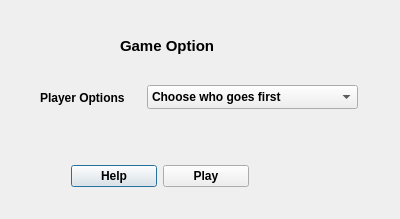
The window that TicTacToe/playergameoptions.ui (Amatarasu/A-Team) describes before a commit, drawn with Qt 5.
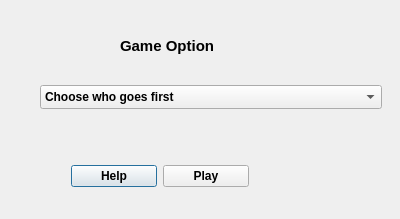
The same window after the commit. Icons and pictures are not drawn.

Diff of the .ui file:
```diff
--- a/TicTacToe/playergameoptions.ui
+++ b/TicTacToe/playergameoptions.ui
@@ -39,7 +39,7 @@
     <string>Game Option</string>
    </property>
   </widget>
-  <widget class="QWidget" name="">
+  <widget class="QWidget" name="layoutWidget">
    <property name="geometry">
     <rect>
      <x>71</x>
@@ -97,29 +97,16 @@
     </item>
    </layout>
   </widget>
-  <widget class="QWidget" name="">
+  <widget class="QWidget" name="layoutWidget">
    <property name="geometry">
     <rect>
      <x>40</x>
      <y>80</y>
-     <width>318</width>
+     <width>342</width>
      <height>35</height>
     </rect>
    </property>
    <layout class="QHBoxLayout" name="horizontalLayout_2">
-    <item>
-     <widget class="QLabel" name="PlayerOptionlabel">
-      <property name="font">
-       <font>
-        <weight>75</weight>
-        <bold>true</bold>
-       </font>
-      </property>
-      <property name="text">
-       <string>Player Options</string>
-      </property>
-     </widget>
-    </item>
     <item>
      <widget class="QComboBox" name="playerGameOption">
       <property name="sizePolicy">
```
Left out of the diff: 24 changed lines with no effect on the pictures.
